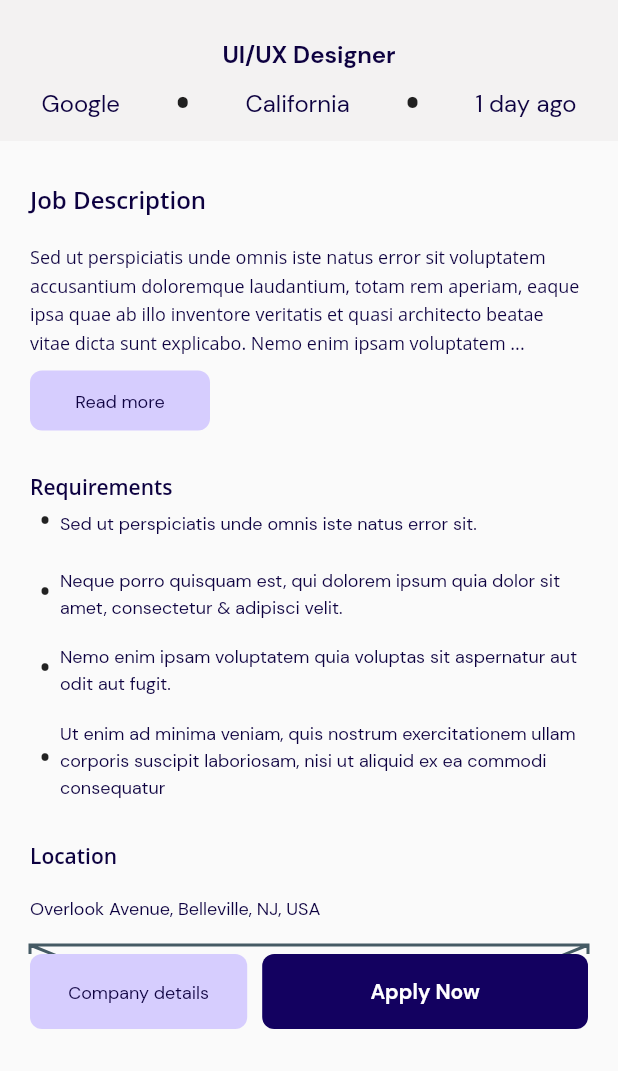
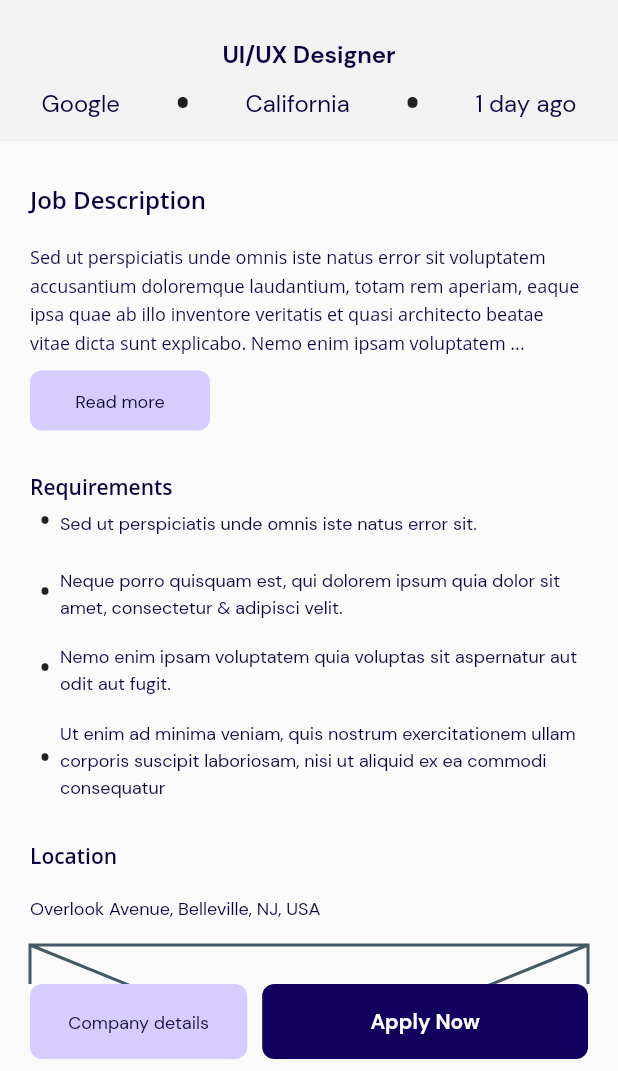
Before and after one commit to Amarjeetjeet/Shigoto_mobile, a Flutter app: the screen it shows after launch, after a tap on the "arrow forward" icon, after a tap on "Login", after a tap on "Product Designer", on a phone screen of 412 x 824 dp, the part 165-1236 px from its top. Run offline on Flutter 3.47's test engine with Material 2 defaults, Android fonts, the phone set to English and light mode, and no system bars; our stand-ins replace bloc, dotted_border, flutter_bloc; Roboto replaces fonts that are missing (DM Sans , Source Sans Pro, Open Sans).

Commit message:
"Design Improvements Fixing"

```diff
--- a/lib/presentation/job_description/company_description_screen.dart
+++ b/lib/presentation/job_description/company_description_screen.dart
@@ -17,7 +17,7 @@ class CompanyDescriptionScreen extends StatelessWidget {
       ],),
       bottomNavigationBar: SafeArea(
           child: Padding(
-            padding: const EdgeInsets.only(left: 20.0, right: 20.0, bottom: 28),
+            padding: const EdgeInsets.only(left: 20.0, right: 20.0, bottom: 08),
             child: Row(
               children: [
                 Expanded(
--- a/lib/presentation/job_description/job_description_screen.dart
+++ b/lib/presentation/job_description/job_description_screen.dart
@@ -18,7 +18,7 @@ class JobDescriptionScreen extends StatelessWidget {
     return Scaffold(
       bottomNavigationBar: SafeArea(
           child: Padding(
-        padding: const EdgeInsets.only(left: 20.0, right: 20.0, bottom: 28),
+        padding: const EdgeInsets.only(left: 20.0, right: 20.0, bottom: 08),
         child: Row(
           children: [
             Expanded(
--- a/lib/presentation/job_description/upload_cv.dart
+++ b/lib/presentation/job_description/upload_cv.dart
@@ -16,12 +16,13 @@ class UploadCv extends StatelessWidget{
   Widget build(BuildContext context) {
     return Scaffold(
       bottomNavigationBar: SafeArea(child: Padding(
-        padding: const EdgeInsets.all(29.0),
+        padding:  const EdgeInsets.only(left: 20.0, right: 20.0, bottom: 08),
         child: PrimaryCustomButton(btnName: 'Apply Now', onTap: () {
           Navigator.pushNamed(context, AppRouter.successfulScreen);
         },),
       )),
       body: SafeArea(
+        child: SingleChildScrollView(
           child: Column(
             children: [
               SizedBox(
@@ -87,6 +88,7 @@ class UploadCv extends StatelessWidget{
             ],
           ),
         ),
+      ),
     );
   }
 
--- a/lib/presentation/splash_screen/splash_screen_two.dart
+++ b/lib/presentation/splash_screen/splash_screen_two.dart
@@ -28,7 +28,7 @@ class SplashScreenTwo extends StatelessWidget {
         actions: [
           Padding(
             padding: EdgeInsets.only(right: 32, top: 20),
-            child: Text("Jobspot",
+            child: Text("Shigoto",
                 style: TextStyle(
                     fontSize: 26,
                     color: Colors.black,
@@ -58,11 +58,15 @@ class SplashScreenTwo extends StatelessWidget {
               SizedBox(
                 height: 15,
               ),
-              buildTextAlign(
-                  "Explore all the most exciting job roles based on your interest and study major.",
-                  Colors.black,
-                  14,
-                  FontWeight.w400),
+              Text(
+                "Explore all the most exciting job roles based on your interest and study major.",
+                style: TextStyle(
+                    fontWeight: FontWeight.w400,
+                    color: Colors.black,
+                    fontSize: 14,
+                    height: 1.4),
+              )
+
             ],
           ),
         ),
```
Lines whose indentation alone changed are shown as unchanged.
